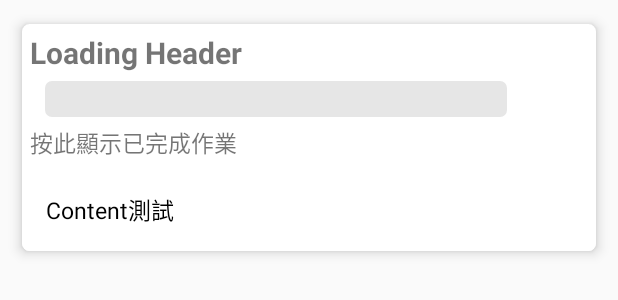
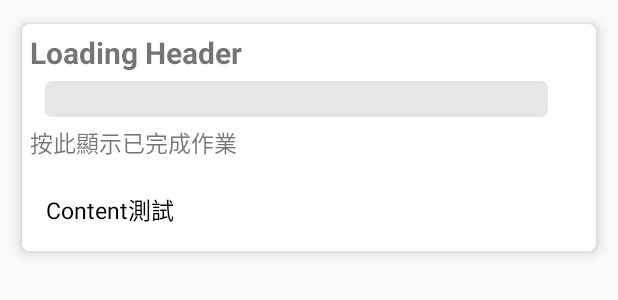
Before and after one commit to asdfghj1237890/NTHU-chat-android-develop-, an Android app: the layout done_progress.xml on its own in the app's theme, with its tools: preview values and no code run, on a phone screen of 412 x 824 dp. Shown: the top 300 px of the screen. Run offline under Robolectric (Android 15) with nearby library versions, the phone set to English and light mode, and no system bars; plain views replace ExpandableLayout; network calls fail.

Commit message:
0622 0233

```diff
--- a/demo/src/main/res/layout/done_progress.xml
+++ b/demo/src/main/res/layout/done_progress.xml
@@ -41,18 +41,13 @@
 
         <com.heinrichreimersoftware.materialdrawerdemo.RoundedRectProgressBar
             android:id="@+id/bar"
-            android:layout_width="308dp"
+            android:layout_width="335dp"
             android:layout_height="24dp"
+            android:layout_marginStart="15dp"
             android:layout_marginLeft="15dp"
             android:layout_marginTop="0dp"
             app:backColor="#E6E6E6"
             app:barColor="#33CC99"
-            app:layout_constraintBottom_toBottomOf="parent"
-            app:layout_constraintHorizontal_bias="0.0"
-            app:layout_constraintLeft_toLeftOf="parent"
-            app:layout_constraintRight_toRightOf="parent"
-            app:layout_constraintTop_toTopOf="parent"
-            app:layout_constraintVertical_bias="1.0"
             app:textColor="#FFFFFF" />
 
         <TextView
```
